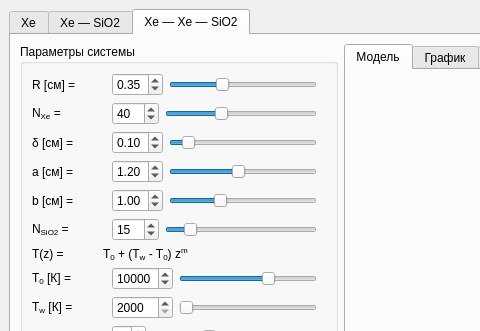
First picture: the form in gui/main_window.ui, repository wcdbmv/MT, before the edit; both pictures show x 0 to 480 and y 0 to 331 of the 1020 by 890 pixel window.
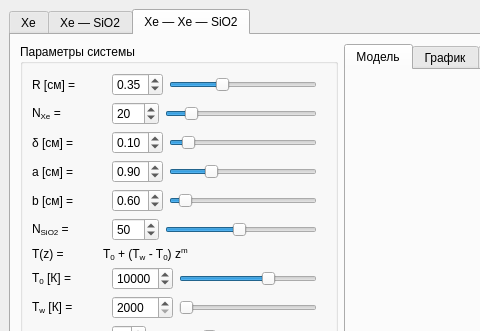
Second picture: the form after the edit. The open tabs and pages were chosen to show the change. Custom widgets are drawn as their Qt base class.

What changed in the file:
```diff
--- a/gui/main_window.ui
+++ b/gui/main_window.ui
@@ -3651,7 +3651,7 @@
                  <number>100</number>
                 </property>
                 <property name="value">
-                 <number>40</number>
+                 <number>20</number>
                 </property>
                </widget>
               </item>
@@ -3664,7 +3664,7 @@
                  <number>100</number>
                 </property>
                 <property name="value">
-                 <number>40</number>
+                 <number>20</number>
                 </property>
                 <property name="orientation">
                  <enum>Qt::Horizontal</enum>
@@ -3753,7 +3753,7 @@
                  <double>0.050000000000000</double>
                 </property>
                 <property name="value">
-                 <double>1.200000000000000</double>
+                 <double>0.900000000000000</double>
                 </property>
                </widget>
               </item>
@@ -3769,7 +3769,7 @@
                  <number>5</number>
                 </property>
                 <property name="value">
-                 <number>120</number>
+                 <number>90</number>
                 </property>
                 <property name="orientation">
                  <enum>Qt::Horizontal</enum>
@@ -3807,7 +3807,7 @@
                  <double>0.050000000000000</double>
                 </property>
                 <property name="value">
-                 <double>1.000000000000000</double>
+                 <double>0.600000000000000</double>
                 </property>
                </widget>
               </item>
@@ -3823,7 +3823,7 @@
                  <number>5</number>
                 </property>
                 <property name="value">
-                 <number>100</number>
+                 <number>60</number>
                 </property>
                 <property name="orientation">
                  <enum>Qt::Horizontal</enum>
@@ -3858,7 +3858,7 @@
                  <number>100</number>
                 </property>
                 <property name="value">
-                 <number>15</number>
+                 <number>50</number>
                 </property>
                </widget>
               </item>
@@ -3871,7 +3871,7 @@
                  <number>100</number>
                 </property>
                 <property name="value">
-                 <number>15</number>
+                 <number>50</number>
                 </property>
                 <property name="orientation">
                  <enum>Qt::Horizontal</enum>
```
Left out of the diff: 10 changed lines with no effect on the pictures.
